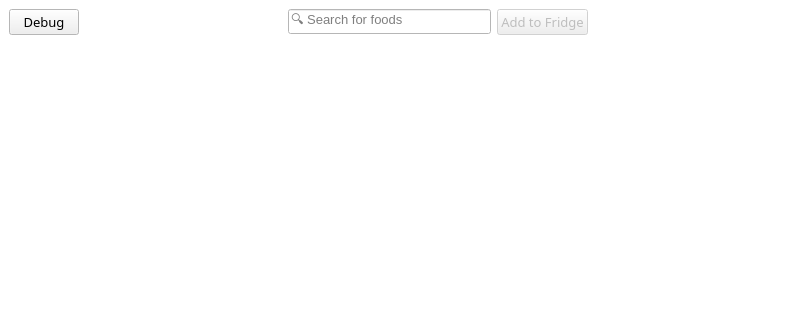
Old version of the form ui/ui_searchwindow.ui in the repository josh-minch/spartan; both pictures show x 0 to 800 and y 0 to 320 of the 800 by 600 pixel window.
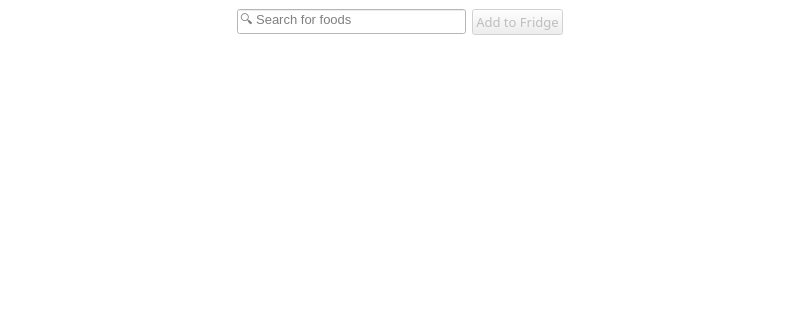
New version of the form. Icons and pictures are not drawn.

```diff
--- a/ui/ui_searchwindow.ui
+++ b/ui/ui_searchwindow.ui
@@ -93,31 +93,6 @@
      <layout class="QVBoxLayout" name="verticalLayout">
       <item>
        <layout class="QHBoxLayout" name="horizontalLayout">
-        <item>
-         <widget class="QPushButton" name="debug_btn">
-          <property name="sizePolicy">
-           <sizepolicy hsizetype="Expanding" vsizetype="Fixed">
-            <horstretch>0</horstretch>
-            <verstretch>0</verstretch>
-           </sizepolicy>
-          </property>
-          <property name="maximumSize">
-           <size>
-            <width>70</width>
-            <height>16777215</height>
-           </size>
-          </property>
-          <property name="font">
-           <font>
-            <family>Segoe UI Semilight</family>
-            <pointsize>10</pointsize>
-           </font>
-          </property>
-          <property name="text">
-           <string>Debug</string>
-          </property>
-         </widget>
-        </item>
         <item>
          <spacer name="horizontalSpacer_4">
           <property name="orientation">
```
Left out of the diff: 13 changed lines with no effect on the pictures.
